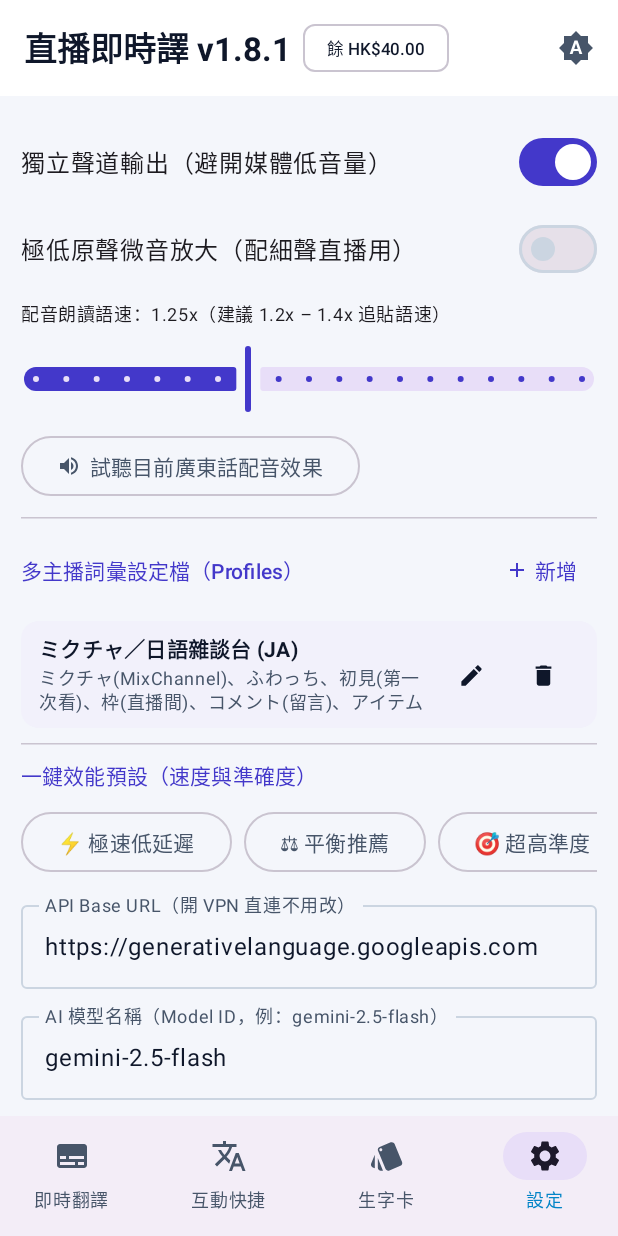
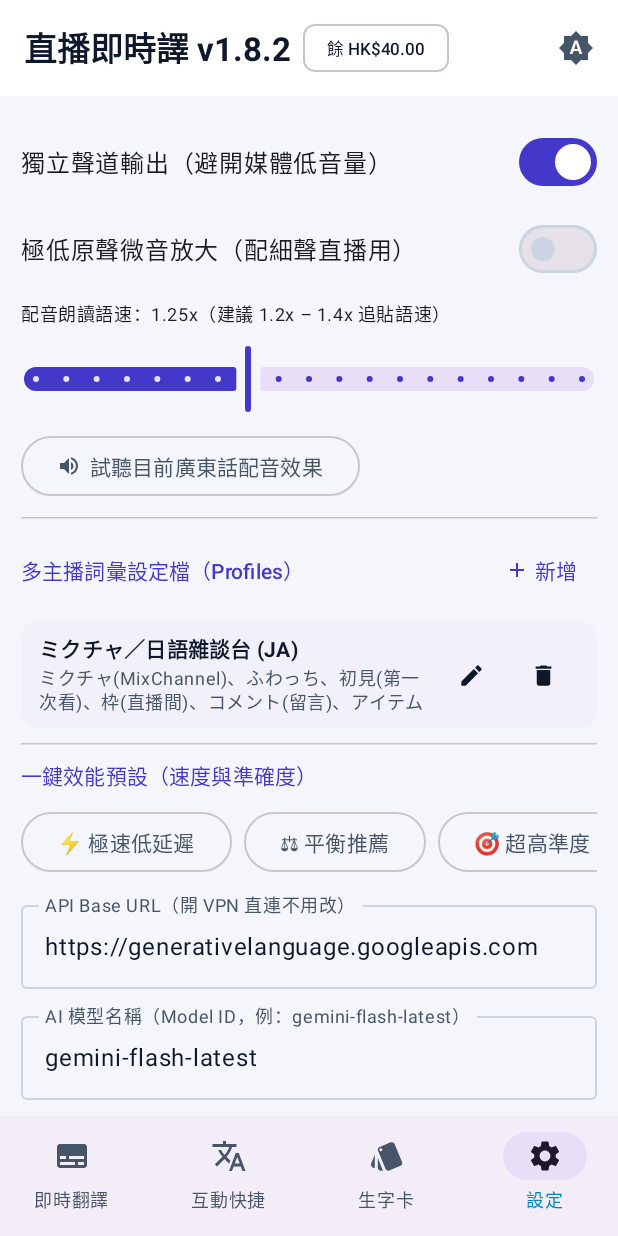
Before and after one commit to s03017664/live-jp-translator, an Android app built with Jetpack Compose: the screen it shows after launch (MainActivity), item 4 of the bottom bar chosen, scrolled down 464 dp, on a phone screen of 412 x 824 dp. Run offline under Robolectric (Android 15) with nearby library versions, the phone set to English and light mode, and no system bars; our stand-ins replace window size class; pictures from the network do not load.

Commit message:
v1.8.2 switch default models to gemini-flash-latest

```diff
--- a/android/app/build.gradle.kts
+++ b/android/app/build.gradle.kts
@@ -12,8 +12,8 @@ android {
         applicationId = "com.npl.livejptranslator"
         minSdk = 29
         targetSdk = 35
-        versionCode = 10
-        versionName = "1.8.1"
+        versionCode = 11
+        versionName = "1.8.2"
     }
 
     signingConfigs {
--- a/android/app/src/main/java/com/npl/livejptranslator/GeminiApi.kt
+++ b/android/app/src/main/java/com/npl/livejptranslator/GeminiApi.kt
@@ -150,7 +150,7 @@ object GeminiApi {
             }
 
             val cleanBase = s.baseUrl.trimEnd('/')
-            val url = URL("$cleanBase/v1beta/models/gemini-2.5-flash:generateContent?key=${s.apiKey.trim()}")
+            val url = URL("$cleanBase/v1beta/models/gemini-flash-latest:generateContent?key=${s.apiKey.trim()}")
             val conn = (url.openConnection() as HttpURLConnection).apply {
                 requestMethod = "POST"
                 setRequestProperty("Content-Type", "application/json")
--- a/android/app/src/main/java/com/npl/livejptranslator/Models.kt
+++ b/android/app/src/main/java/com/npl/livejptranslator/Models.kt
@@ -68,7 +68,7 @@ data class FlashcardItem(
 data class AppSettings(
     val apiKey: String = "",
     val baseUrl: String = "https://generativelanguage.googleapis.com",
-    val model: String = "gemini-2.5-flash",
+    val model: String = "gemini-flash-latest",
     val sourceLanguage: SourceLanguage = SourceLanguage.JAPANESE,
     val style: TranslationStyle = TranslationStyle.CANTONESE,
     val activeProfileId: Long = 1L,
@@ -471,7 +471,11 @@ object StorageHelper {
         TranslatorState.settings.value = AppSettings(
             apiKey = sp.getString("apiKey", "") ?: "",
             baseUrl = sp.getString("baseUrl", "https://generativelanguage.googleapis.com") ?: "https://generativelanguage.googleapis.com",
-            model = sp.getString("model", "gemini-2.5-flash") ?: "gemini-2.5-flash",
+            model = when (val rawModel = sp.getString("model", "gemini-flash-latest") ?: "gemini-flash-latest") {
+                "gemini-2.5-flash" -> "gemini-flash-latest"
+                "gemini-2.5-flash-lite" -> "gemini-flash-lite-latest"
+                else -> rawModel
+            },
             sourceLanguage = runCatching { SourceLanguage.valueOf(sp.getString("sourceLanguage", SourceLanguage.JAPANESE.name)!!) }.getOrDefault(SourceLanguage.JAPANESE),
             style = runCatching { TranslationStyle.valueOf(sp.getString("style", TranslationStyle.CANTONESE.name)!!) }.getOrDefault(TranslationStyle.CANTONESE),
             activeProfileId = sp.getLong("activeProfileId", 1L),
--- a/android/app/src/main/java/com/npl/livejptranslator/TranslationService.kt
+++ b/android/app/src/main/java/com/npl/livejptranslator/TranslationService.kt
@@ -166,7 +166,7 @@ class TranslationService : Service() {
 
         val profileTag = TranslatorState.activeProfile()?.name?.let { " · $it" } ?: ""
         val notification = NotificationCompat.Builder(this, CHANNEL_ID)
-            .setContentTitle("直播即時譯 v1.8.1 運作中")
+            .setContentTitle("直播即時譯 v1.8.2 運作中")
             .setContentText("即時翻譯：${settings.sourceLanguage.label}$profileTag")
             .setSmallIcon(android.R.drawable.ic_btn_speak_now)
             .build()
--- a/android/app/src/main/java/com/npl/livejptranslator/UiScreens.kt
+++ b/android/app/src/main/java/com/npl/livejptranslator/UiScreens.kt
@@ -244,7 +244,7 @@ fun MainAppScreen(
             TopAppBar(
                 title = {
                     Row(verticalAlignment = Alignment.CenterVertically, horizontalArrangement = Arrangement.spacedBy(8.dp)) {
-                        Text("直播即時譯 v1.8.1", fontWeight = FontWeight.Bold)
+                        Text("直播即時譯 v1.8.2", fontWeight = FontWeight.Bold)
                         AssistChip(
                             onClick = { showBalanceDialog = true },
                             label = {
@@ -806,12 +806,12 @@ private fun ControlPanel(
                 label = { Text("收音咪", style = MaterialTheme.typography.labelSmall) }
             )
             FilterChip(
-                selected = settings.model == "gemini-2.5-flash",
+                selected = settings.model != "gemini-flash-lite-latest",
                 onClick = {
-                    val next = if (settings.model == "gemini-2.5-flash") "gemini-2.5-flash-lite" else "gemini-2.5-flash"
+                    val next = if (settings.model == "gemini-flash-lite-latest") "gemini-flash-latest" else "gemini-flash-lite-latest"
                     onSaveSettings(settings.copy(model = next))
                 },
-                label = { Text(if (settings.model == "gemini-2.5-flash") "高準度" else "極速省錢", style = MaterialTheme.typography.labelSmall) }
+                label = { Text(if (settings.model == "gemini-flash-lite-latest") "極速省錢" else "高準度", style = MaterialTheme.typography.labelSmall) }
             )
         }
 
@@ -1254,17 +1254,17 @@ private fun SettingsPanel(
         LazyRow(horizontalArrangement = Arrangement.spacedBy(8.dp)) {
             item {
                 OutlinedButton(onClick = {
-                    onSave(settings.copy(model = "gemini-2.5-flash", smartVad = true, pauseMs = 300, overlapMs = 400, chunkSeconds = 4, autoGain = true))
+                    onSave(settings.copy(model = "gemini-flash-latest", smartVad = true, pauseMs = 300, overlapMs = 400, chunkSeconds = 4, autoGain = true))
                 }) { Text("⚡ 極速低延遲") }
             }
             item {
                 OutlinedButton(onClick = {
-                    onSave(settings.copy(model = "gemini-2.5-flash", smartVad = true, pauseMs = 350, overlapMs = 500, chunkSeconds = 5, autoGain = true))
+                    onSave(settings.copy(model = "gemini-flash-latest", smartVad = true, pauseMs = 350, overlapMs = 500, chunkSeconds = 5, autoGain = true))
                 }) { Text("⚖ 平衡推薦") }
             }
             item {
                 OutlinedButton(onClick = {
-                    onSave(settings.copy(model = "gemini-2.5-flash", smartVad = true, pauseMs = 450, overlapMs = 600, chunkSeconds = 6, autoGain = true))
+                    onSave(settings.copy(model = "gemini-flash-latest", smartVad = true, pauseMs = 450, overlapMs = 600, chunkSeconds = 6, autoGain = true))
                 }) { Text("🎯 超高準度") }
             }
         }
@@ -1277,7 +1277,7 @@ private fun SettingsPanel(
 
         OutlinedTextField(
             value = settings.model, onValueChange = { onSave(settings.copy(model = it)) },
-            label = { Text("AI 模型名稱（Model ID，例：gemini-2.5-flash）") },
+            label = { Text("AI 模型名稱（Model ID，例：gemini-flash-latest）") },
             modifier = Modifier.fillMaxWidth(), singleLine = true
         )
 
--- a/android/app/src/main/res/values/strings.xml
+++ b/android/app/src/main/res/values/strings.xml
@@ -1,3 +1,3 @@
 <resources>
-    <string name="app_name">直播即時譯 v1.8.1</string>
+    <string name="app_name">直播即時譯 v1.8.2</string>
 </resources>
```
Also changed, not shown: 3 other files.
